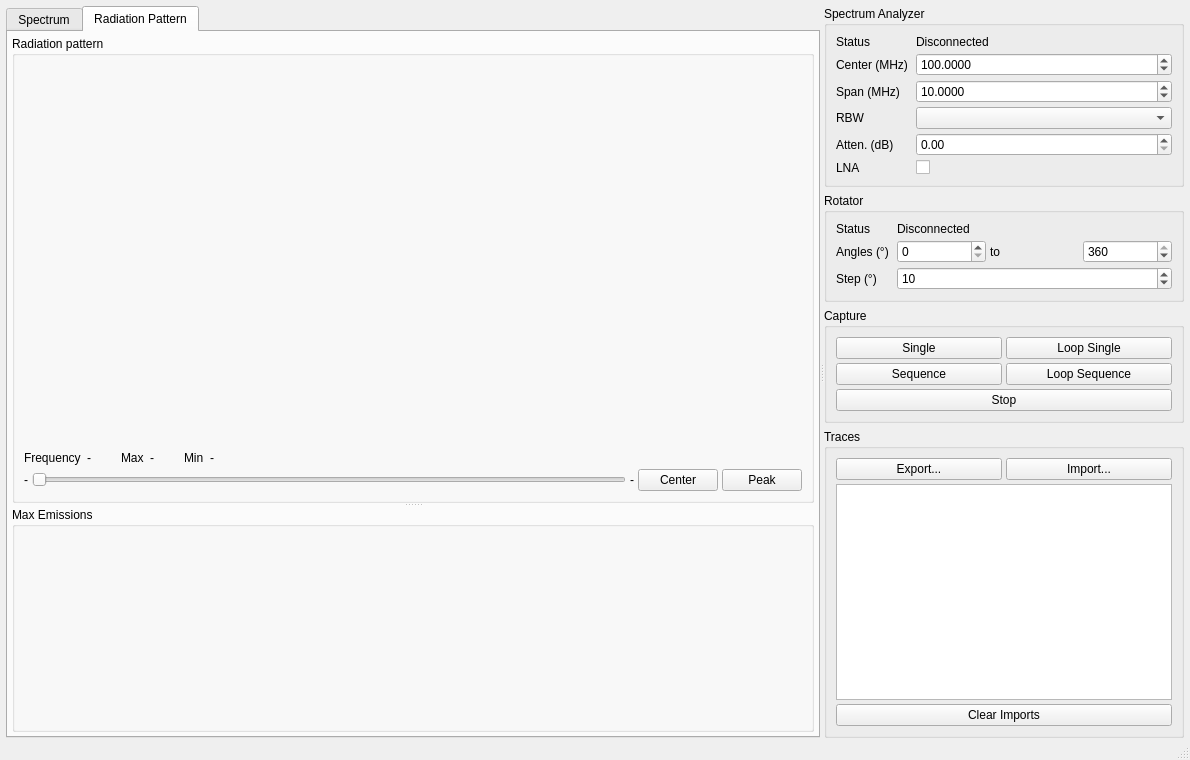
First picture: the form in mainwindow.ui, repository bsan4/polarSA, before the edit.
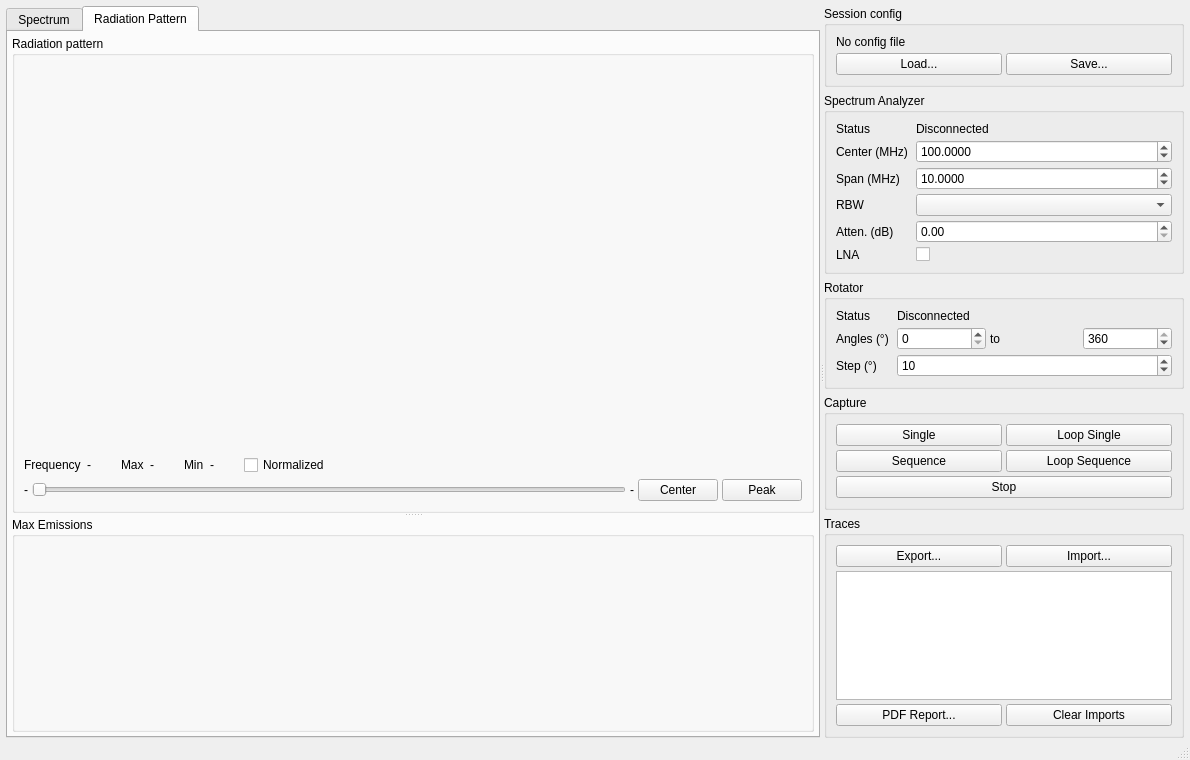
Second picture: the form after the edit. Custom widgets are drawn as their Qt base class.

Commit message: Add trace analysis dialog, PDF report and session config files

Diff of the .ui file:
```diff
--- a/mainwindow.ui
+++ b/mainwindow.ui
@@ -174,6 +174,32 @@
                  </property>
                 </widget>
                </item>
+               <item>
+                <spacer name="horizontalSpacer_4">
+                 <property name="orientation">
+                  <enum>Qt::Orientation::Horizontal</enum>
+                 </property>
+                 <property name="sizeType">
+                  <enum>QSizePolicy::Policy::Fixed</enum>
+                 </property>
+                 <property name="sizeHint" stdset="0">
+                  <size>
+                   <width>24</width>
+                   <height>10</height>
+                  </size>
+                 </property>
+                </spacer>
+               </item>
+               <item>
+                <widget class="QCheckBox" name="cbNormalize">
+                 <property name="toolTip">
+                  <string>Show each trace relative to its own maximum (0 dB)</string>
+                 </property>
+                 <property name="text">
+                  <string>Normalized</string>
+                 </property>
+                </widget>
+               </item>
                <item>
                 <spacer name="horizontalSpacer_3">
                  <property name="orientation">
@@ -280,6 +306,45 @@
         <property name="bottomMargin">
          <number>0</number>
         </property>
+        <item>
+         <widget class="QGroupBox" name="groupBox_session">
+          <property name="title">
+           <string>Session config</string>
+          </property>
+          <layout class="QGridLayout" name="gridLayout_session">
+           <property name="spacing">
+            <number>4</number>
+           </property>
+           <item row="0" column="0" colspan="2">
+            <widget class="QLabel" name="lbConfigName">
+             <property name="text">
+              <string>No config file</string>
+             </property>
+            </widget>
+           </item>
+           <item row="1" column="0">
+            <widget class="QPushButton" name="pbLoadConfig">
+             <property name="toolTip">
+              <string>Load spectrum analyzer, rotator, display and notes settings from a config file</string>
+             </property>
+             <property name="text">
+              <string>Load...</string>
+             </property>
+            </widget>
+           </item>
+           <item row="1" column="1">
+            <widget class="QPushButton" name="pbSaveConfig">
+             <property name="toolTip">
+              <string>Save the current settings (no measurement data) to a config file</string>
+             </property>
+             <property name="text">
+              <string>Save...</string>
+             </property>
+            </widget>
+           </item>
+          </layout>
+         </widget>
+        </item>
         <item>
          <widget class="QGroupBox" name="groupBox">
           <property name="title">
@@ -568,7 +633,17 @@
              </property>
             </widget>
            </item>
-           <item row="2" column="0" colspan="2">
+           <item row="2" column="0">
+            <widget class="QPushButton" name="pbExportPdf">
+             <property name="toolTip">
+              <string>Create a PDF report: radiation pattern, traces analysis, max emissions, metadata</string>
+             </property>
+             <property name="text">
+              <string>PDF Report...</string>
+             </property>
+            </widget>
+           </item>
+           <item row="2" column="1">
             <widget class="QPushButton" name="pbClearImports">
              <property name="text">
               <string>Clear Imports</string>
```
Left out of the diff: 2 changed lines with no effect on the pictures. The commit also changes 17 other files.
